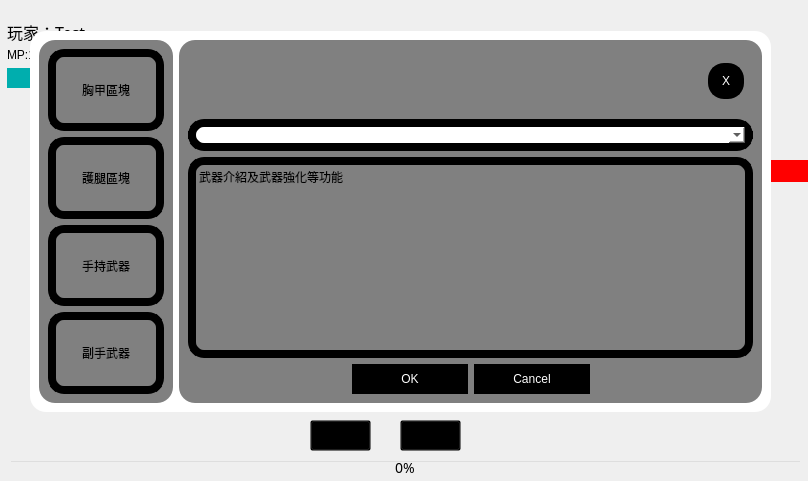
Qt form ui_test_project.ui (jonny030/RPG) before a commit.
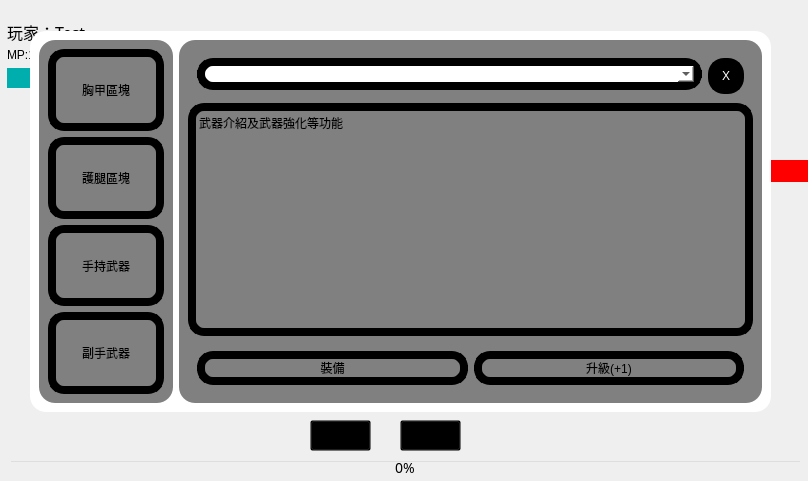
The same form after that commit. Icons and pictures are not drawn.

Patch:
```diff
--- a/ui_test_project.ui
+++ b/ui_test_project.ui
@@ -419,6 +419,12 @@
     <layout class="QHBoxLayout" name="_2">
      <item>
       <widget class="QFrame" name="equipment_layout">
+       <property name="maximumSize">
+        <size>
+         <width>134</width>
+         <height>16777215</height>
+        </size>
+       </property>
        <property name="styleSheet">
         <string notr="true">min-width:100px;
 background-color: gray;
@@ -509,32 +515,62 @@
        <layout class="QVBoxLayout" name="_3">
         <item>
          <widget class="QFrame" name="backpack_action_bar">
+          <property name="minimumSize">
+           <size>
+            <width>0</width>
+            <height>32</height>
+           </size>
+          </property>
           <property name="maximumSize">
            <size>
             <width>16777215</width>
-            <height>64</height>
+            <height>48</height>
            </size>
           </property>
           <property name="styleSheet">
-           <string notr="true">min-height:64px;
-max-heght:64px;</string>
+           <string notr="true"/>
           </property>
           <layout class="QHBoxLayout" name="_4">
            <item>
-            <spacer name="horizontalSpacer_2">
-             <property name="orientation">
-              <enum>Qt::Horizontal</enum>
+            <widget class="QComboBox" name="select_item">
+             <property name="minimumSize">
+              <size>
+               <width>0</width>
+               <height>32</height>
+              </size>
              </property>
-             <property name="sizeHint" stdset="0">
+             <property name="maximumSize">
               <size>
-               <width>40</width>
-               <height>20</height>
+               <width>16777215</width>
+               <height>32</height>
               </size>
              </property>
-            </spacer>
+             <property name="cursor">
+              <cursorShape>PointingHandCursor</cursorShape>
+             </property>
+             <property name="styleSheet">
+              <string notr="true">background:white;
+border:3px solid black;
+border-width:8px;
+border-radius:16px;
+</string>
+             </property>
+            </widget>
            </item>
            <item>
             <widget class="QPushButton" name="close_backpack">
+             <property name="minimumSize">
+              <size>
+               <width>36</width>
+               <height>36</height>
+              </size>
+             </property>
+             <property name="maximumSize">
+              <size>
+               <width>32</width>
+               <height>32</height>
+              </size>
+             </property>
              <property name="styleSheet">
               <string notr="true">border:3px solid black;
 min-width:32px;min-height:32px;
@@ -551,20 +587,6 @@
           </layout>
          </widget>
         </item>
-        <item>
-         <widget class="QComboBox" name="select_item">
-          <property name="cursor">
-           <cursorShape>PointingHandCursor</cursorShape>
-          </property>
-          <property name="styleSheet">
-           <string notr="true">background:white;
-border:3px solid black;
-border-width:8px;
-border-radius:16px;
-</string>
-          </property>
-         </widget>
-        </item>
         <item>
          <widget class="QLabel" name="item_info_panel">
           <property name="styleSheet">
@@ -581,21 +603,42 @@
          </widget>
         </item>
         <item>
-         <widget class="QDialogButtonBox" name="item_action">
+         <widget class="QFrame" name="item_action_btn">
+          <property name="maximumSize">
+           <size>
+            <width>16777215</width>
+            <height>52</height>
+           </size>
+          </property>
           <property name="styleSheet">
-           <string notr="true">min-width:100px;
-color:white;
-background-color: black;
-border:solid black 3px;
+           <string notr="true"/>
+          </property>
+          <layout class="QHBoxLayout" name="horizontalLayout_2">
+           <item>
+            <widget class="QPushButton" name="pushButton">
+             <property name="styleSheet">
+              <string notr="true">border:3px solid black;
 border-radius:16px;
 border-width:8px;</string>
-          </property>
-          <property name="standardButtons">
-           <set>QDialogButtonBox::Cancel|QDialogButtonBox::Ok</set>
-          </property>
-          <property name="centerButtons">
-           <bool>true</bool>
-          </property>
+             </property>
+             <property name="text">
+              <string>裝備</string>
+             </property>
+            </widget>
+           </item>
+           <item>
+            <widget class="QPushButton" name="pushButton_2">
+             <property name="styleSheet">
+              <string notr="true">border:3px solid black;
+border-radius:16px;
+border-width:8px;</string>
+             </property>
+             <property name="text">
+              <string>升級(+1)</string>
+             </property>
+            </widget>
+           </item>
+          </layout>
          </widget>
         </item>
        </layout>
```
